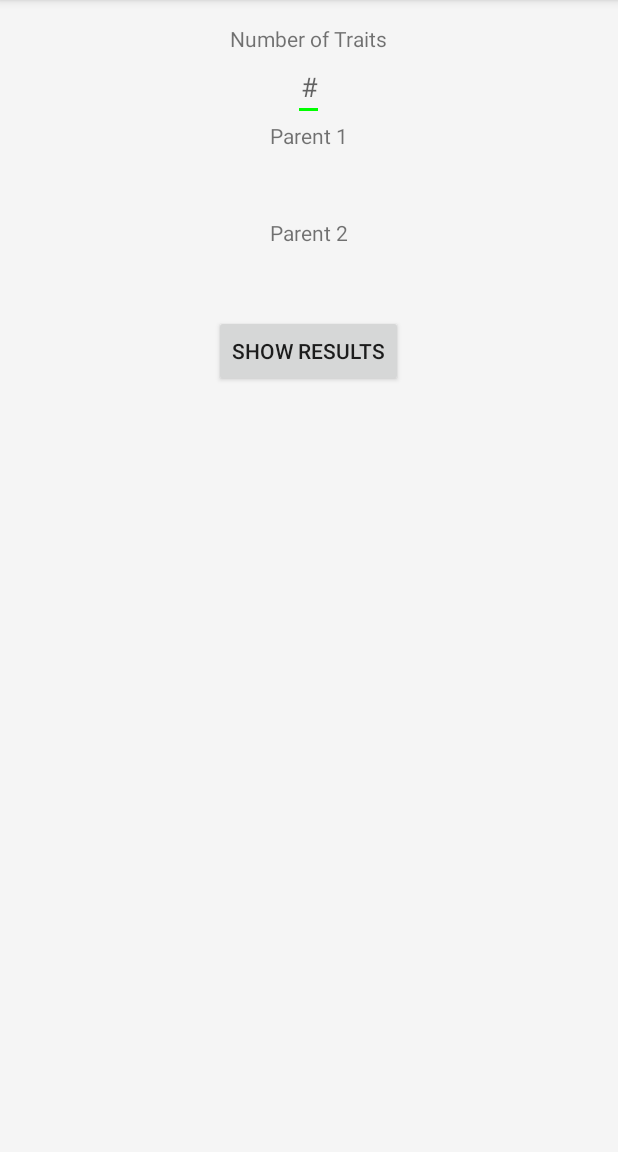
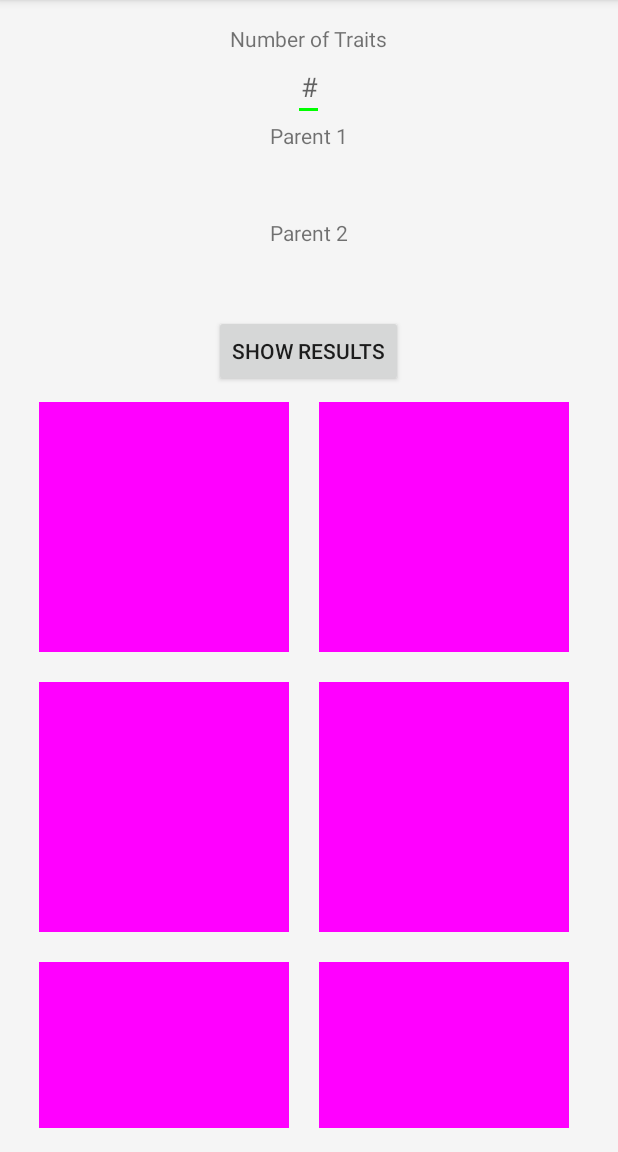
Before and after one commit to ThePieMonster/PunnettSquare, an Android app: the screen it shows after launch (MainActivity), after a tap on "SHOW RESULTS", on a phone screen of 412 x 824 dp, the part 84-1236 px from its top. Run offline under Robolectric (Android 15) with nearby library versions, the phone set to English and light mode, and no system bars; 5 statements that could not run were skipped.

Commit message:
Changed colors to temporary colors, eventually be replaced by theme colors

```diff
--- a/app/src/main/java/net/piestudios/app/punnettsquare/MainActivity.java
+++ b/app/src/main/java/net/piestudios/app/punnettsquare/MainActivity.java
@@ -195,7 +195,7 @@ public class MainActivity extends AppCompatActivity {
             square.addView(new TableRow(getApplicationContext()));
             for (int j = 0; j < length + 1; j++) {
                 ((TableRow)square.getChildAt(i)).addView(new TextView(getApplicationContext()));
-                //((TextView)((TableRow)square.getChildAt(i)).getChildAt(j)).setBackgroundColor(Color.WHITE);
+                ((TextView)((TableRow)square.getChildAt(i)).getChildAt(j)).setBackgroundColor(Color.MAGENTA);
                 //((TextView)((TableRow)square.getChildAt(i)).getChildAt(j)).setTextColor(Color.BLACK);
                 ((TextView)((TableRow)square.getChildAt(i)).getChildAt(j)).setLayoutParams(squareParams);
             }
```
